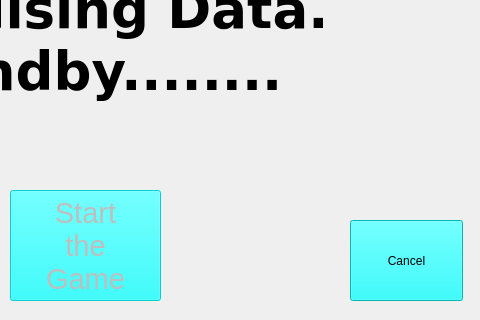
Old version of the form HostGameWindow.ui in the repository rmick/Combobulator; both pictures show x 320 to 800 and y 180 to 500 of the 800 by 500 pixel window.
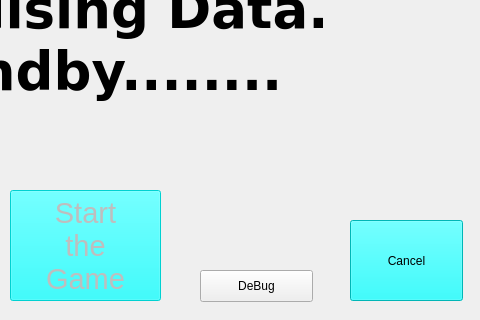
New version of the form.

Diff of the .ui file:
```diff
--- a/HostGameWindow.ui
+++ b/HostGameWindow.ui
@@ -749,6 +749,19 @@
     <string>SendTag</string>
    </property>
   </widget>
+  <widget class="QPushButton" name="btn_DeBug">
+   <property name="geometry">
+    <rect>
+     <x>520</x>
+     <y>450</y>
+     <width>113</width>
+     <height>32</height>
+    </rect>
+   </property>
+   <property name="text">
+    <string>DeBug</string>
+   </property>
+  </widget>
  </widget>
  <resources/>
  <connections/>
```
